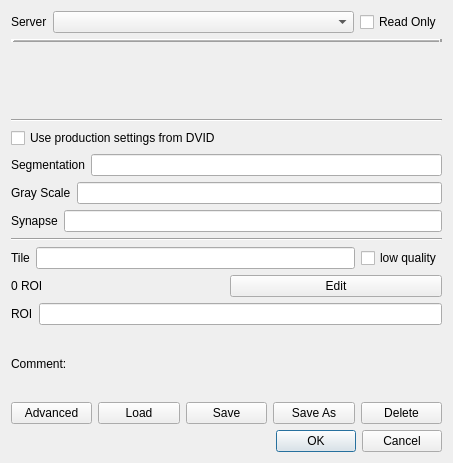
Above: neurolabi/gui/dialogs/zdviddialog.ui from janelia-flyem/NeuTu before the change. Below: the same form after it.
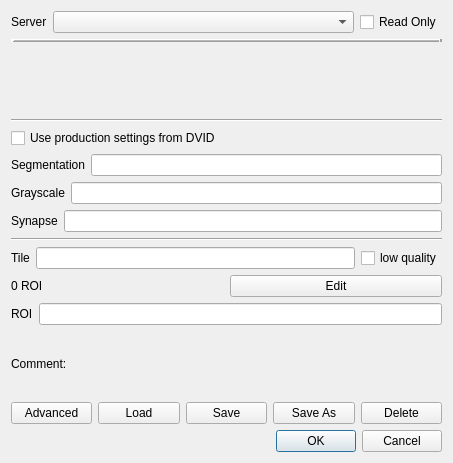
That is the form after the change. Custom widgets are drawn as their Qt base class.

Commit message: add class for mananging multiple grayscale sources

What changed in the file:
```diff
--- a/neurolabi/gui/dialogs/zdviddialog.ui
+++ b/neurolabi/gui/dialogs/zdviddialog.ui
@@ -100,7 +100,7 @@
      <item>
       <widget class="QLabel" name="grayscaleLabel">
        <property name="text">
-        <string>Gray Scale</string>
+        <string>Grayscale</string>
        </property>
       </widget>
      </item>
```
The commit also changes 19 other files.
